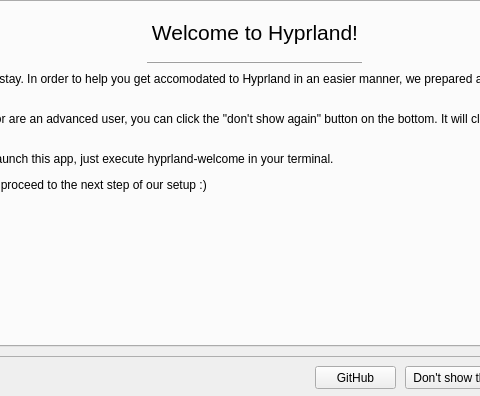
Above: chyprlandwelcome.ui from hyprwm/hyprland-welcome before the change; both pictures show x 145 to 625 and y 104 to 500 of the 800 by 500 pixel window. Below: the same form after it.
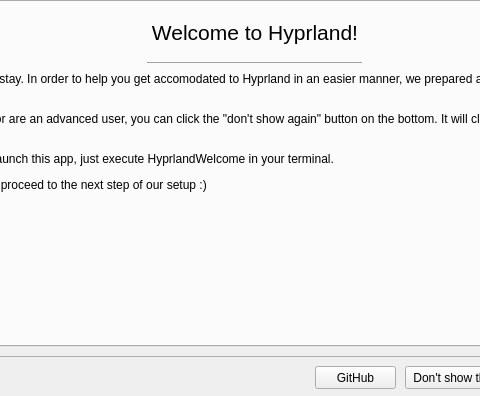
That is the form after the change. The open tabs and pages were chosen to show the change. Icons and pictures are not drawn.

Commit message: fix bin name

What changed in the file:
```diff
--- a/chyprlandwelcome.ui
+++ b/chyprlandwelcome.ui
@@ -115,7 +115,7 @@
        </rect>
       </property>
       <property name="text">
-       <string>&lt;html&gt;&lt;head/&gt;&lt;body&gt;&lt;p&gt;We hope you enjoy your stay. In order to help you get accomodated to Hyprland in an easier manner, we prepared a little basic setup tutorial, just for you.&lt;/p&gt;&lt;p&gt;If you feel adventurous, or are an advanced user, you can click the &amp;quot;don't show again&amp;quot; button on the bottom. It will close this window and never show it again.&lt;/p&gt;&lt;p&gt;If you want to manually launch this app, just execute hyprland-welcome in your terminal.&lt;/p&gt;&lt;p&gt;Click the &amp;quot;next&amp;quot; button to proceed to the next step of our setup :)&lt;/p&gt;&lt;/body&gt;&lt;/html&gt;</string>
+       <string>&lt;html&gt;&lt;head/&gt;&lt;body&gt;&lt;p&gt;We hope you enjoy your stay. In order to help you get accomodated to Hyprland in an easier manner, we prepared a little basic setup tutorial, just for you.&lt;/p&gt;&lt;p&gt;If you feel adventurous, or are an advanced user, you can click the &amp;quot;don't show again&amp;quot; button on the bottom. It will close this window and never show it again.&lt;/p&gt;&lt;p&gt;If you want to manually launch this app, just execute HyprlandWelcome in your terminal.&lt;/p&gt;&lt;p&gt;Click the &amp;quot;next&amp;quot; button to proceed to the next step of our setup :)&lt;/p&gt;&lt;/body&gt;&lt;/html&gt;</string>
       </property>
       <property name="alignment">
        <set>Qt::AlignLeading|Qt::AlignLeft|Qt::AlignTop</set>
```
